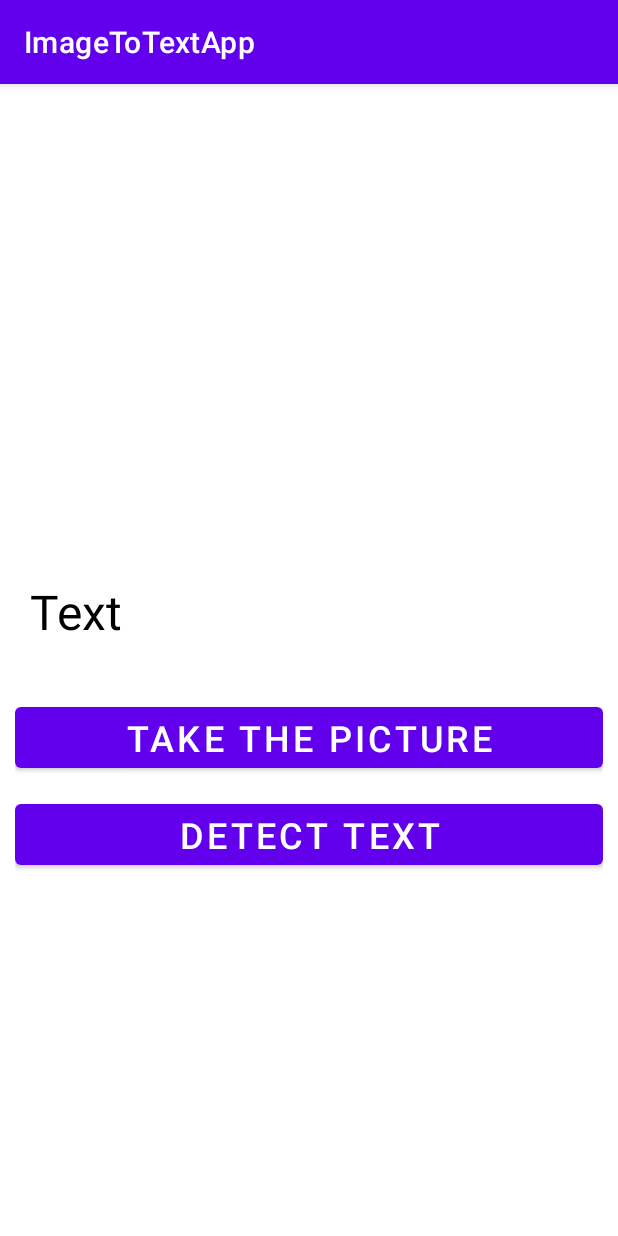
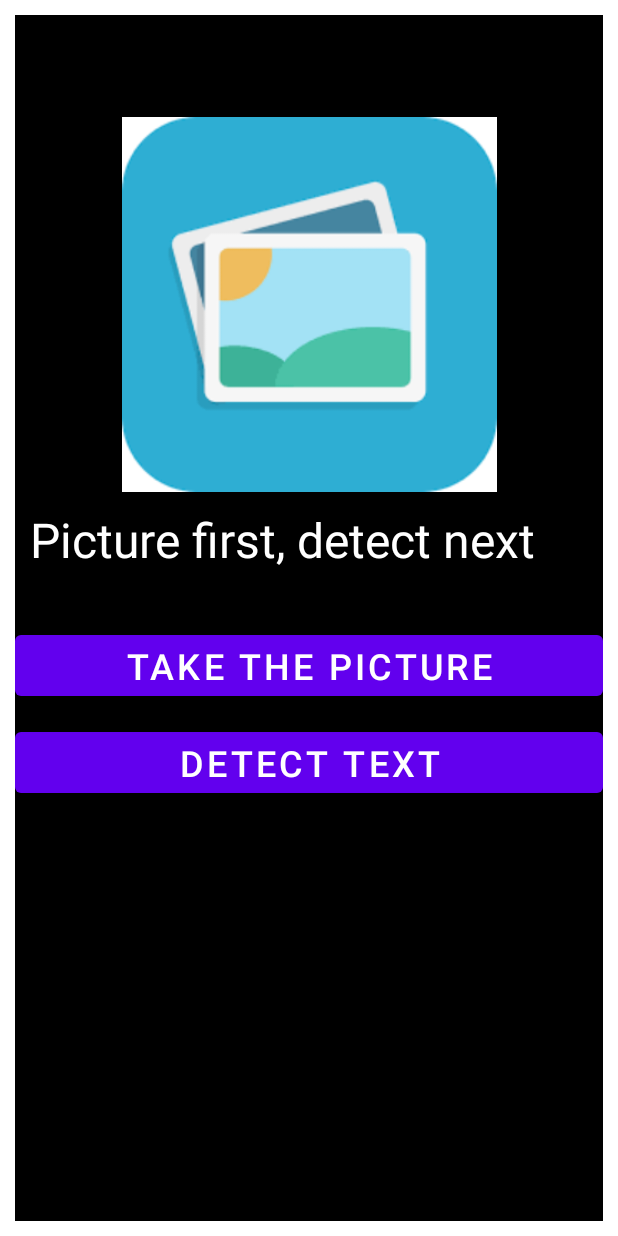
Before and after one commit to FirefoxSRV/ImageToTextApp, an Android app: the ScannerActivity screen opened directly, with no data from a screen before it, on a phone screen of 412 x 824 dp. Run offline under Robolectric (Android 15) with nearby library versions, the phone set to English and light mode, and no system bars; libraries missing offline, so code that uses them is left out: com.google.mlkit.vision.

Commit message:
Tiny UI changes - App works well

```diff
--- a/app/src/main/AndroidManifest.xml
+++ b/app/src/main/AndroidManifest.xml
@@ -1,6 +1,10 @@
 <?xml version="1.0" encoding="utf-8"?>
 <manifest xmlns:android="http://schemas.android.com/apk/res/android"
     xmlns:tools="http://schemas.android.com/tools">
+
+    <uses-permission android:name="android.permission.INTERNET"/>
+    <uses-permission android:name="android.permission.CAMERA"/>
+    <uses-permission android:name="android.permission.WRITE_EXTERNAL_STORAGE" />
 
     <application
         android:allowBackup="true"
--- a/app/src/main/java/com/example/imagetotextapp/ScannerActivity.java
+++ b/app/src/main/java/com/example/imagetotextapp/ScannerActivity.java
@@ -1,23 +1,151 @@
 package com.example.imagetotextapp;
 
+import androidx.annotation.NonNull;
+import androidx.annotation.Nullable;
 import androidx.appcompat.app.AppCompatActivity;
-
+import androidx.core.app.ActivityCompat;
+import androidx.core.content.ContextCompat;
+import android.Manifest;
+import android.app.DownloadManager;
+import android.content.Intent;
+import android.content.pm.PackageManager;
+import android.graphics.Bitmap;
+import android.graphics.Point;
+import android.graphics.Rect;
 import android.os.Bundle;
+import android.provider.MediaStore;
+import android.view.View;
 import android.widget.Button;
 import android.widget.ImageView;
 import android.widget.TextView;
+import android.widget.Toast;
+
+import com.google.android.gms.tasks.OnFailureListener;
+import com.google.android.gms.tasks.OnSuccessListener;
+import com.google.android.gms.tasks.Task;
+import com.google.mlkit.vision.common.InputImage;
+import com.google.mlkit.vision.text.Text;
+import com.google.mlkit.vision.text.TextRecognition;
+import com.google.mlkit.vision.text.TextRecognizer;
+import com.google.mlkit.vision.text.latin.TextRecognizerOptions;
 
 public class ScannerActivity extends AppCompatActivity {
 
     private ImageView captureImage;
     private TextView resultText;
-    private Button takePhoto, detectText;
+    private Button takePhoto, detectTextButton;
+    private Bitmap imageBitmap;
 
+    static final int REQUEST_IMAGE_CAPTURE =1;
+    @Override
+    protected void onCreate(Bundle savedInstanceState) {
+        super.onCreate(savedInstanceState);
+        getSupportActionBar().hide();
+        setContentView(R.layout.activity_scanner);
+
+        captureImage = findViewById(R.id.inputImage);
+        takePhoto = findViewById(R.id.buttonClickPicture);
+        resultText = findViewById(R.id.textOutput);
+
+        detectTextButton = findViewById(R.id.buttonDetectText);
+
+        detectTextButton.setOnClickListener(new View.OnClickListener() {
+            @Override
+            public void onClick(View view) {
+                DetectTextCall();
+            }
+        });
+
+        takePhoto.setOnClickListener(new View.OnClickListener() {
+            @Override
+            public void onClick(View view) {
+
+                 if (isPermissionGranted()){
+
+                     TakePic();
+                 }else{
+                     RequestCameraAccess();
+                 }
+            }
+        });
+
+    }
+
+    private void TakePic() {
+        Intent takePictureIntent = new Intent(MediaStore.ACTION_IMAGE_CAPTURE);
+        // If device has a camera
+        if (getApplicationContext().getPackageManager().hasSystemFeature(PackageManager.FEATURE_CAMERA)) {
+            startActivityForResult(takePictureIntent, REQUEST_IMAGE_CAPTURE);
+        }
+    }
+
+    @Override
+    public void onRequestPermissionsResult(int requestCode, @NonNull String[] permissions, @NonNull int[] grantResults) {
+        super.onRequestPermissionsResult(requestCode, permissions, grantResults);
+
+        if(grantResults.length > 0){
+            boolean cameraPermission = grantResults[0] == PackageManager.PERMISSION_GRANTED;
+            if(cameraPermission){
+                Toast.makeText(this, "Permission Granted", Toast.LENGTH_SHORT).show();
+                TakePic();
+            }else{
+                Toast.makeText(getApplicationContext(), "Permission Denied", Toast.LENGTH_SHORT).show();
+            }
+        }
+    }
 
 
     @Override
-    protected void onCreate(Bundle savedInstanceState) {
-        super.onCreate(savedInstanceState);
-        setContentView(R.layout.activity_scanner);
+    protected void onActivityResult(int requestCode, int resultCode, @Nullable Intent data) {
+        super.onActivityResult(requestCode, resultCode, data);
+
+
+        if(requestCode == REQUEST_IMAGE_CAPTURE && resultCode == RESULT_OK){
+            Bundle extras = data.getExtras();
+            imageBitmap = (Bitmap) extras.get("data");
+            captureImage.setImageBitmap((imageBitmap));
+        }
+    }
+
+    private void RequestCameraAccess() {
+        int PERMISSION_CODE = 200;
+        ActivityCompat.requestPermissions(this,new String[]{
+                Manifest.permission.CAMERA
+        },PERMISSION_CODE);
+    }
+
+    private boolean isPermissionGranted() {
+        return PackageManager.PERMISSION_GRANTED == ContextCompat.checkSelfPermission(getApplicationContext(),Manifest.permission.CAMERA);
+    }
+
+    private void DetectTextCall(){
+        InputImage image = InputImage.fromBitmap(imageBitmap,0);
+        TextRecognizer recognizer = TextRecognition.getClient(TextRecognizerOptions.DEFAULT_OPTIONS);
+        Task<Text> result = recognizer.process(image).addOnSuccessListener(new OnSuccessListener<Text>() {
+            @Override
+            public void onSuccess(Text text) {
+                StringBuilder result = new StringBuilder();
+                for(Text.TextBlock block : text.getTextBlocks()){
+                    String blockText = block.getText();
+                    Point[] blockCornerPoint = block.getCornerPoints();
+                    Rect blockFrame = block.getBoundingBox();
+                    for (Text.Line line : block.getLines()){
+                        String lineText = line.getText();
+                        Point[] lineCornerPoint = line.getCornerPoints();
+                        Rect lineRect = line.getBoundingBox();
+                        for(Text.Element element : line.getElements()){
+                            String elementText = element.getText();
+                            result.append(elementText);
+                        }
+                        resultText.setText(blockText);
+                    }
+                }
+            }
+        }).addOnFailureListener(new OnFailureListener() {
+            @Override
+            public void onFailure(@NonNull Exception e) {
+                Toast.makeText(getApplicationContext(), "Failed to detect text from image", Toast.LENGTH_SHORT).show();
+            }
+        });
     }
 }
--- a/app/src/main/res/layout/activity_scanner.xml
+++ b/app/src/main/res/layout/activity_scanner.xml
@@ -5,25 +5,26 @@
     android:layout_width="match_parent"
     android:layout_height="match_parent"
     android:layout_margin="10sp"
+    android:background="@color/black"
     tools:context=".ScannerActivity">
 
     <ImageView
+        android:id="@+id/inputImage"
         android:layout_width="250dp"
         android:layout_height="250dp"
-        android:layout_marginTop="60dp"
-        android:id="@+id/inputImage"
+        android:layout_marginTop="68dp"
+        android:background="@drawable/download"
         app:layout_constraintEnd_toEndOf="parent"
-        app:layout_constraintHorizontal_bias="0.496"
         app:layout_constraintStart_toStartOf="parent"
         app:layout_constraintTop_toTopOf="parent" />
 
     <TextView
         android:layout_width="match_parent"
         android:layout_height="wrap_content"
-        android:text="Text"
+        android:text="Picture first, detect next"
         android:layout_margin="10dp"
         android:textSize="32sp"
-        android:textColor="@color/black"
+        android:textColor="@color/white"
         app:layout_constraintEnd_toEndOf="parent"
         app:layout_constraintStart_toStartOf="parent"
         app:layout_constraintTop_toBottomOf="@+id/inputImage"
@@ -31,7 +32,7 @@
         />
 
     <Button
-        android:id="@+id/buttonClick"
+        android:id="@+id/buttonClickPicture"
         android:layout_width="match_parent"
         android:layout_height="wrap_content"
         android:layout_marginTop="36dp"
@@ -51,6 +52,6 @@
         app:layout_constraintEnd_toEndOf="parent"
         app:layout_constraintHorizontal_bias="0.0"
         app:layout_constraintStart_toStartOf="parent"
-        app:layout_constraintTop_toBottomOf="@+id/buttonClick" />
+        app:layout_constraintTop_toBottomOf="@+id/buttonClickPicture" />
 
 </androidx.constraintlayout.widget.ConstraintLayout>
--- a/app/src/main/res/values/strings.xml
+++ b/app/src/main/res/values/strings.xml
@@ -1,3 +1,3 @@
 <resources>
-    <string name="app_name">ImageToTextApp</string>
+    <string name="app_name">Image to Text using firebase ML Kit</string>
 </resources>
```
Also changed, not shown: app/src/main/res/drawable/download.png (added).
